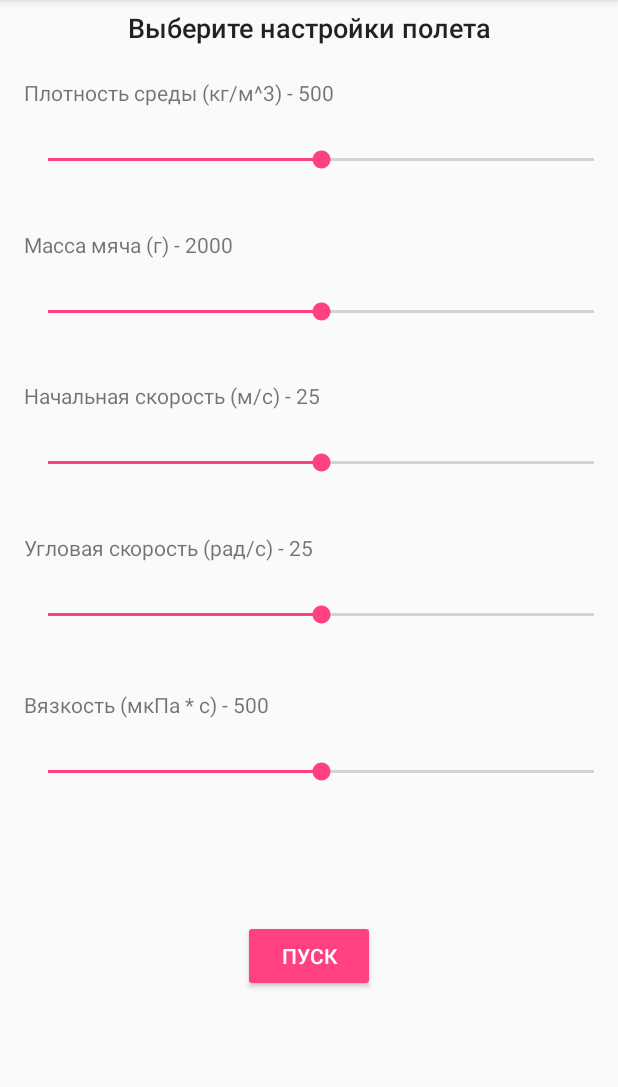
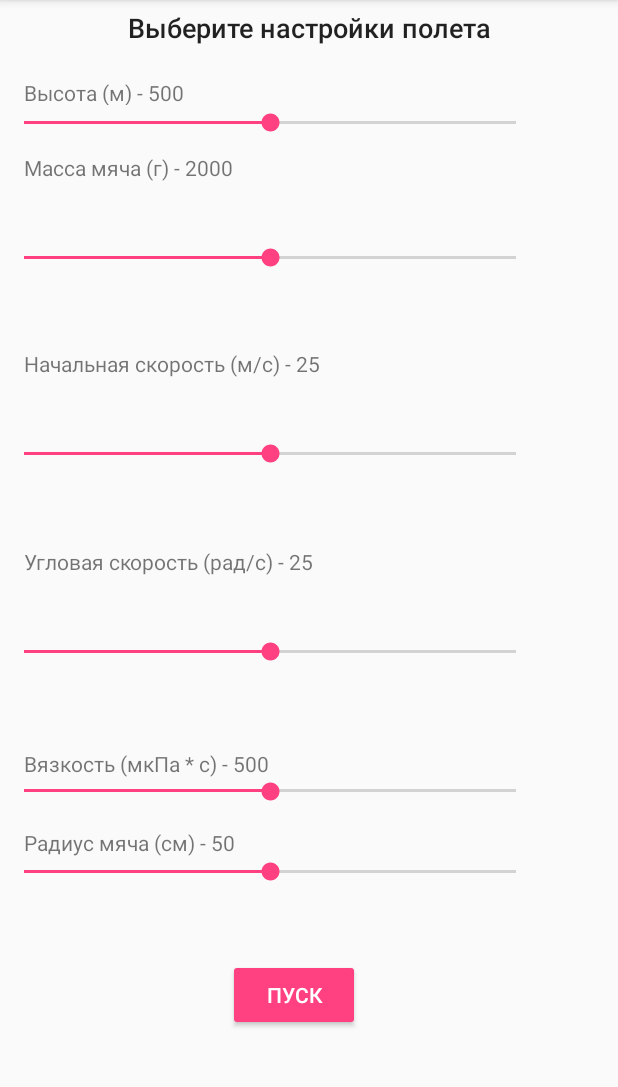
Before and after one commit to vadimkor56/Magnus-Effect_AndroidApp, an Android app: the screen it shows after launch (MainActivity), on a phone screen of 412 x 824 dp, the part 84-1171 px from its top. Run offline under Robolectric (Android 15) with nearby library versions, the phone set to English and light mode, and no system bars.

```diff
--- a/app/src/main/java/vadim/kor/gmail/com/moveobj/MainActivity.java
+++ b/app/src/main/java/vadim/kor/gmail/com/moveobj/MainActivity.java
@@ -1,40 +1,42 @@
 package vadim.kor.gmail.com.moveobj;
 import android.content.Intent;
-import android.support.constraint.ConstraintLayout;
 import android.support.v7.app.AppCompatActivity;
 import android.os.Bundle;
 import android.view.View;
 import android.widget.Button;
-import android.widget.LinearLayout;
 import android.widget.SeekBar;
 import android.widget.TextView;
 
 public class MainActivity extends AppCompatActivity implements View.OnClickListener, SeekBar.OnSeekBarChangeListener {
 
     Button startBtn;
-    SeekBar densityBar;
+    SeekBar heightBar;
     SeekBar weightBar;
     SeekBar vSpeedBar;
     SeekBar wSpeedBar;
     SeekBar viscosityBar;
+    SeekBar radiusBar;
 
-    TextView textDensity;
+    TextView textHeight;
     TextView textWeight;
     TextView textVSpeed;
     TextView textWSpeed;
     TextView textViscosity;
+    TextView textRadius;
 
     static int density;
     static int vSpeed;
     static int wSpeed;
     static int weight;
     static int viscosity;
+    static int radius;
 
-    private String densityBarName;
+    private String heightBarName;
     private String weightBarName;
     private String vSpeedBarName;
     private String wSpeedBarName;
     private String viscosityBarName;
+    private String radiusBarName;
 
     @Override
     protected void onCreate(Bundle savedInstanceState) {
@@ -44,46 +46,52 @@ public class MainActivity extends AppCompatActivity implements View.OnClickListe
         startBtn = findViewById(R.id.startButton);
         startBtn.setOnClickListener(this);
 
-        densityBar = findViewById(R.id.densityBar);
+        heightBar = findViewById(R.id.heightBar);
         weightBar = findViewById(R.id.weightBar);
         vSpeedBar = findViewById(R.id.vSpeedBar);
         wSpeedBar = findViewById(R.id.wSpeedBar);
         viscosityBar = findViewById(R.id.viscosityBar);
+        radiusBar = findViewById(R.id.radiusBar);
 
-        densityBar.setOnSeekBarChangeListener(this);
+        heightBar.setOnSeekBarChangeListener(this);
         weightBar.setOnSeekBarChangeListener(this);
         vSpeedBar.setOnSeekBarChangeListener(this);
         wSpeedBar.setOnSeekBarChangeListener(this);
         viscosityBar.setOnSeekBarChangeListener(this);
+        radiusBar.setOnSeekBarChangeListener(this);
 
-        textDensity = findViewById(R.id.textDensity);
+        textHeight = findViewById(R.id.textHeight);
         textWeight = findViewById(R.id.textWeight);
         textVSpeed = findViewById(R.id.textVSpeed);
         textWSpeed = findViewById(R.id.textWSpeed);
         textViscosity = findViewById(R.id.textViscosity);
+        textRadius = findViewById(R.id.textRadius);
 
-        densityBarName = getString(R.string.densityBarName);
+        heightBarName = getString(R.string.heightBarName);
         weightBarName = getString(R.string.weightBarName);
         vSpeedBarName = getString(R.string.vSpeedBarName);
         wSpeedBarName = getString(R.string.wSpeedBarName);
         viscosityBarName = getString(R.string.viscosityBarName);
+        radiusBarName = getString(R.string.radiusBarName);
 
-        changeText(densityBar, densityBar.getProgress());
+        changeText(heightBar, heightBar.getProgress());
         changeText(weightBar, weightBar.getProgress());
         changeText(vSpeedBar, vSpeedBar.getProgress());
         changeText(wSpeedBar, wSpeedBar.getProgress());
         changeText(viscosityBar, viscosityBar.getProgress());
+        changeText(radiusBar, radiusBar.getProgress());
     }
 
     @Override
     public void onClick(View v) {
         switch (v.getId()) {
             case R.id.startButton:
-                density = densityBar.getProgress();
+                density = heightBar.getProgress();
                 vSpeed = vSpeedBar.getProgress();
                 wSpeed = wSpeedBar.getProgress();
                 weight = weightBar.getProgress();
                 viscosity = viscosityBar.getProgress();
+                radius = radiusBar.getProgress();
 
                 Intent intent = new Intent(this, SecondActivity.class);
                 startActivity(intent);
@@ -101,9 +109,9 @@ public class MainActivity extends AppCompatActivity implements View.OnClickListe
     private void changeText(SeekBar seekBar, int progress) {
         String newText;
         switch (seekBar.getId()) {
-            case R.id.densityBar:
-                newText = densityBarName + " " + String.valueOf(progress);
-                textDensity.setText(newText);
+            case R.id.heightBar:
+                newText = heightBarName + " " + String.valueOf(progress);
+                textHeight.setText(newText);
                 break;
             case R.id.weightBar:
                 newText = weightBarName + " " + String.valueOf(progress);
@@ -121,6 +129,10 @@ public class MainActivity extends AppCompatActivity implements View.OnClickListe
                 newText = viscosityBarName + " " + String.valueOf(progress);
                 textViscosity.setText(newText);
                 break;
+            case R.id.radiusBar:
+                newText = radiusBarName + " " + String.valueOf(progress);
+                textRadius.setText(newText);
+                break;
         }
     }
 
--- a/app/src/main/java/vadim/kor/gmail/com/moveobj/MovementView.java
+++ b/app/src/main/java/vadim/kor/gmail/com/moveobj/MovementView.java
@@ -52,19 +52,19 @@ public class MovementView extends SurfaceView implements SurfaceHolder.Callback
         Paint circlePaint = new Paint();
         circlePaint.setColor(Color.BLUE);
 
-        ro = 1.29;
+        /*ro = 1.29;
         m = 0.6;
         v0 = 50;
         w0 = -PI;
         nu = 0.0000171;
-        r = 0.13;
+        r = 0.13;*/
 
 
-        /*ro = MainActivity.density;
+        ro = MainActivity.density;
         m = MainActivity.weight;
         v0 = MainActivity.vSpeed;
         w0 = MainActivity.wSpeed;
-        nu = MainActivity.viscosity;*/
+        nu = MainActivity.viscosity;
     }
     @Override
     protected void onDraw(Canvas canvas) {
--- a/app/src/main/res/layout/activity_main.xml
+++ b/app/src/main/res/layout/activity_main.xml
@@ -10,53 +10,48 @@
         android:id="@+id/text1"
         android:layout_width="wrap_content"
         android:layout_height="wrap_content"
-        android:layout_marginBottom="21dp"
         android:layout_marginTop="6dp"
         android:text="@string/heading"
         android:textAppearance="@style/TextAppearance.AppCompat.Title"
         android:textSize="18sp"
-        app:layout_constraintBottom_toTopOf="@+id/textDensity"
         app:layout_constraintLeft_toLeftOf="parent"
         app:layout_constraintRight_toRightOf="parent"
         app:layout_constraintTop_toTopOf="parent" />
 
     <SeekBar
-        android:id="@+id/densityBar"
-        android:layout_width="match_parent"
-        android:layout_height="0dp"
-        android:layout_marginBottom="11dp"
-        android:layout_marginStart="16dp"
+        android:id="@+id/heightBar"
+        android:layout_width="360dp"
+        android:layout_height="24dp"
+        android:layout_marginTop="70dp"
         android:max="1000"
         android:progress="500"
-        app:layout_constraintBottom_toTopOf="@+id/textWeight"
         app:layout_constraintLeft_toLeftOf="parent"
-        app:layout_constraintTop_toBottomOf="@+id/textDensity" />
+        app:layout_constraintTop_toTopOf="parent" />
 
     <TextView
-        android:id="@+id/textDensity"
+        android:id="@+id/textHeight"
         android:layout_width="wrap_content"
-        android:layout_height="wrap_content"
-        android:layout_marginStart="16dp"
-        android:text="@string/densityBarName"
-        app:layout_constraintBottom_toTopOf="@+id/densityBar"
-        app:layout_constraintLeft_toLeftOf="parent"
-        app:layout_constraintTop_toBottomOf="@+id/text1" />
+        android:layout_height="18dp"
+        android:layout_marginLeft="16dp"
+        android:text="@string/heightBarName"
+        app:layout_constraintBottom_toTopOf="@+id/heightBar"
+        app:layout_constraintLeft_toLeftOf="parent" />
 
     <TextView
         android:id="@+id/textWeight"
         android:layout_width="wrap_content"
         android:layout_height="wrap_content"
-        android:layout_marginStart="16dp"
+        android:layout_marginLeft="16dp"
+        android:layout_marginTop="8dp"
         app:layout_constraintBottom_toTopOf="@+id/weightBar"
         app:layout_constraintLeft_toLeftOf="parent"
-        app:layout_constraintTop_toBottomOf="@+id/densityBar" />
+        app:layout_constraintTop_toBottomOf="@+id/heightBar" />
 
     <SeekBar
         android:id="@+id/weightBar"
-        android:layout_width="match_parent"
+        android:layout_width="360dp"
         android:layout_height="0dp"
         android:layout_marginBottom="10dp"
-        android:layout_marginStart="16dp"
         android:max="4000"
         android:progress="2000"
         app:layout_constraintBottom_toTopOf="@+id/textVSpeed"
@@ -67,17 +62,16 @@
         android:id="@+id/textVSpeed"
         android:layout_width="wrap_content"
         android:layout_height="wrap_content"
-        android:layout_marginStart="16dp"
+        android:layout_marginLeft="16dp"
         app:layout_constraintBottom_toTopOf="@+id/vSpeedBar"
         app:layout_constraintLeft_toLeftOf="parent"
         app:layout_constraintTop_toBottomOf="@+id/weightBar" />
 
     <SeekBar
         android:id="@+id/vSpeedBar"
-        android:layout_width="match_parent"
+        android:layout_width="360dp"
         android:layout_height="0dp"
         android:layout_marginBottom="11dp"
-        android:layout_marginStart="16dp"
         android:max="50"
         android:progress="25"
         app:layout_constraintBottom_toTopOf="@+id/textWSpeed"
@@ -88,17 +82,16 @@
         android:id="@+id/textWSpeed"
         android:layout_width="wrap_content"
         android:layout_height="wrap_content"
-        android:layout_marginStart="16dp"
+        android:layout_marginLeft="16dp"
         app:layout_constraintBottom_toTopOf="@+id/wSpeedBar"
         app:layout_constraintLeft_toLeftOf="parent"
         app:layout_constraintTop_toBottomOf="@+id/vSpeedBar" />
 
     <SeekBar
         android:id="@+id/wSpeedBar"
-        android:layout_width="match_parent"
+        android:layout_width="360dp"
         android:layout_height="0dp"
         android:layout_marginBottom="14dp"
-        android:layout_marginStart="16dp"
         android:max="50"
         android:progress="25"
         app:layout_constraintBottom_toTopOf="@+id/textViscosity"
@@ -109,32 +102,53 @@
         android:id="@+id/textViscosity"
         android:layout_width="wrap_content"
         android:layout_height="wrap_content"
-        android:layout_marginStart="16dp"
+        android:layout_marginLeft="16dp"
         app:layout_constraintBottom_toTopOf="@+id/viscosityBar"
         app:layout_constraintLeft_toLeftOf="parent"
         app:layout_constraintTop_toBottomOf="@+id/wSpeedBar" />
 
     <SeekBar
         android:id="@+id/viscosityBar"
-        android:layout_width="match_parent"
-        android:layout_height="0dp"
-        android:layout_marginBottom="218dp"
-        android:layout_marginStart="16dp"
+        android:layout_width="360dp"
+        android:layout_height="17dp"
+        android:layout_marginBottom="232dp"
         android:max="1000"
         android:progress="500"
         app:layout_constraintBottom_toBottomOf="parent"
-        app:layout_constraintLeft_toLeftOf="parent"
-        app:layout_constraintTop_toBottomOf="@+id/textViscosity" />
+        app:layout_constraintLeft_toLeftOf="parent" />
 
     <Button
         android:id="@+id/startButton"
         style="@style/Widget.AppCompat.Button.Colored"
         android:layout_width="wrap_content"
         android:layout_height="wrap_content"
-        android:layout_marginTop="63dp"
+        android:layout_marginTop="48dp"
         android:text="@string/startButtonName"
+        app:layout_constraintHorizontal_bias="0.469"
         app:layout_constraintLeft_toLeftOf="parent"
         app:layout_constraintRight_toRightOf="parent"
+        app:layout_constraintTop_toBottomOf="@+id/radiusBar" />
+
+    <TextView
+        android:id="@+id/textRadius"
+        android:layout_width="wrap_content"
+        android:layout_height="wrap_content"
+
+        android:layout_marginLeft="16dp"
+        android:layout_marginTop="16dp"
+        android:text="@string/radiusBarName"
+        app:layout_constraintLeft_toLeftOf="parent"
         app:layout_constraintTop_toBottomOf="@+id/viscosityBar" />
 
+    <SeekBar
+        android:id="@+id/radiusBar"
+        android:layout_width="360dp"
+        android:layout_height="20dp"
+        android:layout_marginBottom="73dp"
+        android:max="100"
+        android:progress="50"
+        app:layout_constraintBottom_toTopOf="@+id/startButton"
+        app:layout_constraintLeft_toLeftOf="parent"
+        app:layout_constraintTop_toBottomOf="@+id/textRadius" />
+
 </android.support.constraint.ConstraintLayout>
--- a/app/src/main/res/values/strings.xml
+++ b/app/src/main/res/values/strings.xml
@@ -1,10 +1,11 @@
 <resources>
     <string name="app_name">moveObj</string>
     <string name="heading">Выберите настройки полета</string>
-    <string name="densityBarName">Плотность среды (кг/м^3) -</string>
+    <string name="heightBarName">Высота (м) -</string>
     <string name="weightBarName">Масса мяча (г) -</string>
     <string name="vSpeedBarName">Начальная скорость (м/с) -</string>
     <string name="wSpeedBarName">Угловая скорость (рад/с) -</string>
     <string name="viscosityBarName">Вязкость (мкПа * c) -</string>
     <string name="startButtonName">Пуск</string>
+    <string name="radiusBarName">Радиус мяча (см) -</string>
 </resources>
```
